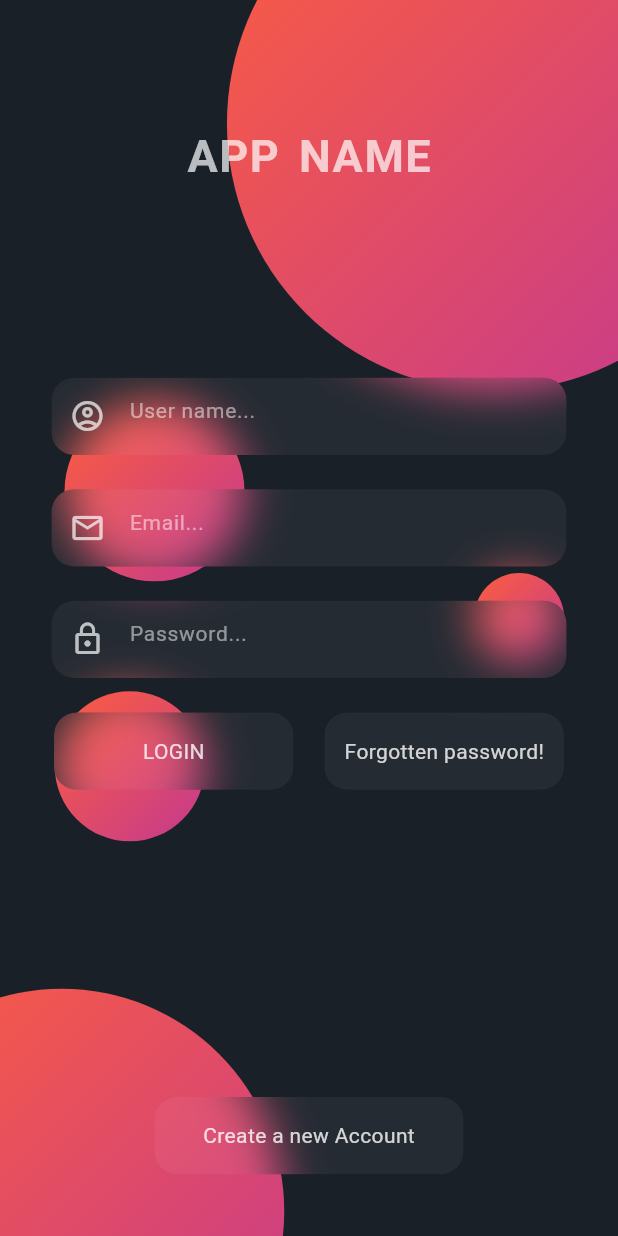
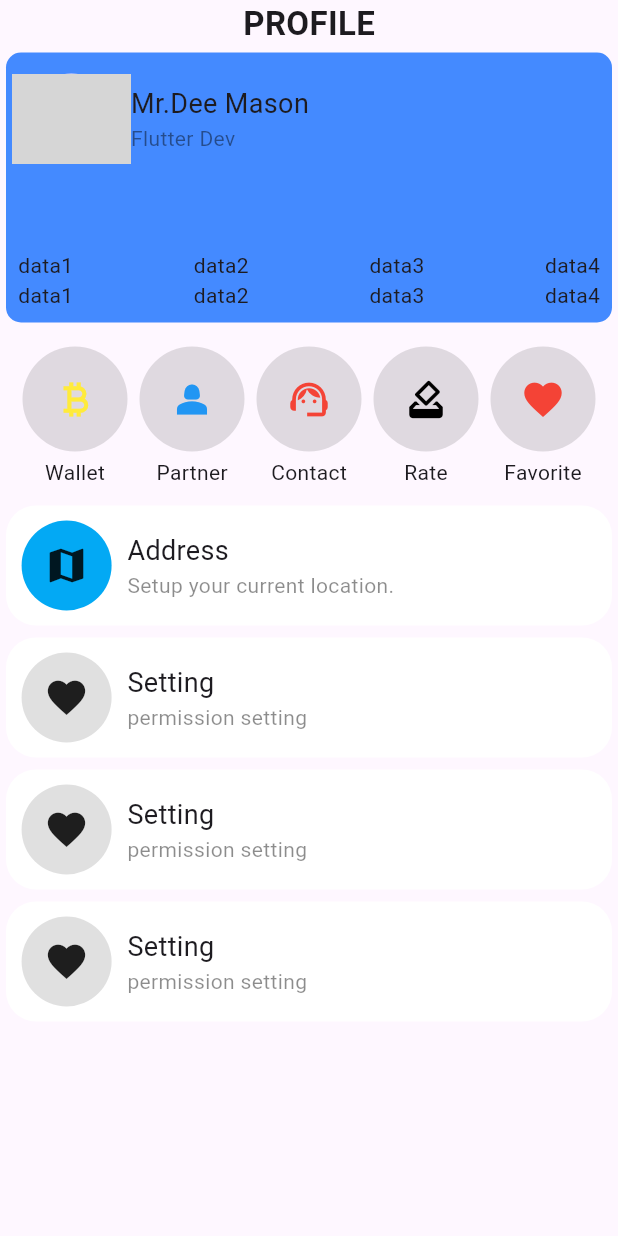
Before and after one commit to PHANNA11/animetion_ui_login, a Flutter app: the screen it shows after launch, on a phone screen of 412 x 824 dp. Run offline on Flutter 3.47's test engine with Material 3 defaults, Android fonts, the phone set to English and light mode, and no system bars; our stand-ins replace carousel_slider, fluttertoast; network calls fail; grey boxes are pictures that could not be loaded.

Commit message:
profile screen

```diff
--- a/lib/main.dart
+++ b/lib/main.dart
@@ -1,8 +1,13 @@
 import 'package:flutter/material.dart';
 import 'package:flutter/services.dart';
 import 'package:mobile_app/animetion_ui.dart';
+import 'package:mobile_app/camera_screen.dart';
 import 'package:mobile_app/form_input.dart';
 import 'package:mobile_app/home_page.dart';
+import 'package:mobile_app/pages/profile_page_screen.dart';
+
+import 'home_ui.dart';
+import 'shop/profile/profile_screen.dart';
 
 void main() {
   runApp(const MyApp());
@@ -21,11 +26,12 @@ class MyApp extends StatelessWidget {
   Widget build(BuildContext context) {
     return MaterialApp(
       title: 'Flutter Demo',
+      debugShowCheckedModeBanner: false,
       theme: ThemeData(
         colorScheme: ColorScheme.fromSeed(seedColor: Colors.deepPurple),
         useMaterial3: true,
       ),
-      home: HomePage(),
+      home: ProfileScreen(),
     );
   }
 }
--- /dev/null
+++ b/lib/shop/profile/category_model.dart
@@ -0,0 +1,21 @@
+import 'package:flutter/material.dart';
+
+class CategoryModel {
+  String? title;
+  IconData? icon;
+  Color? color;
+  CategoryModel({
+    this.title,
+    this.icon,
+    this.color,
+  });
+}
+
+List<CategoryModel> listCategoryIcon = [
+  CategoryModel(
+      title: 'Wallet', icon: Icons.currency_bitcoin, color: Colors.yellow),
+  CategoryModel(title: 'Partner', icon: Icons.person_2, color: Colors.blue),
+  CategoryModel(title: 'Contact', icon: Icons.support_agent, color: Colors.red),
+  CategoryModel(title: 'Rate', icon: Icons.how_to_vote, color: Colors.black),
+  CategoryModel(title: 'Favorite', icon: Icons.favorite, color: Colors.red)
+];
--- /dev/null
+++ b/lib/shop/profile/profile_screen.dart
@@ -0,0 +1,188 @@
+import 'package:flutter/material.dart';
+import 'package:mobile_app/shop/profile/category_model.dart';
+
+class ProfileScreen extends StatelessWidget {
+  ProfileScreen({super.key});
+  var data = listCategoryIcon;
+  @override
+  Widget build(BuildContext context) {
+    return Scaffold(
+      body: SafeArea(
+        child: Column(
+          crossAxisAlignment: CrossAxisAlignment.center,
+          children: [
+            Text(
+              'PROFILE',
+              style: TextStyle(fontWeight: FontWeight.bold, fontSize: 22),
+            ),
+            builProfileCard(),
+            buildCategoryIcon(list: data),
+            settingCard(
+                title: 'Address',
+                subTitle: 'Setup your current location.',
+                icon: Icons.map,
+                colors: Colors.lightBlue),
+            settingCard(),
+            settingCard(),
+            settingCard(),
+          ],
+        ),
+      ),
+    );
+  }
+
+  Widget builProfileCard() {
+    return Container(
+      margin: EdgeInsets.all(4),
+      height: 180,
+      width: double.infinity,
+      decoration: BoxDecoration(
+          borderRadius: BorderRadius.circular(10), color: Colors.blueAccent),
+      child: Column(
+        mainAxisAlignment: MainAxisAlignment.spaceBetween,
+        children: [
+          Container(
+            margin: EdgeInsets.all(4),
+            height: 80,
+            width: double.infinity,
+            child: Row(
+              children: [
+                Expanded(
+                  child: CircleAvatar(
+                    maxRadius: 30,
+                    backgroundImage: NetworkImage(
+                        'https://images.pexels.com/photos/14653174/pexels-photo-14653174.jpeg'),
+                  ),
+                ),
+                Expanded(
+                  flex: 4,
+                  child: Column(
+                    crossAxisAlignment: CrossAxisAlignment.start,
+                    mainAxisAlignment: MainAxisAlignment.center,
+                    children: [
+                      Text(
+                        'Mr.Dee Mason',
+                        style: TextStyle(fontSize: 18),
+                      ),
+                      Text('Flutter Dev',
+                          style: TextStyle(color: Colors.black45)),
+                    ],
+                  ),
+                )
+              ],
+            ),
+          ),
+          Padding(
+            padding: const EdgeInsets.all(8.0),
+            child: Column(
+              children: [
+                Row(
+                  mainAxisAlignment: MainAxisAlignment.spaceBetween,
+                  children: [
+                    Text('data1'),
+                    Text('data2'),
+                    Text('data3'),
+                    Text('data4')
+                  ],
+                ),
+                Row(
+                  mainAxisAlignment: MainAxisAlignment.spaceBetween,
+                  children: [
+                    Text('data1'),
+                    Text('data2'),
+                    Text('data3'),
+                    Text('data4')
+                  ],
+                )
+              ],
+            ),
+          )
+        ],
+      ),
+    );
+  }
+
+  Widget buildCategoryIcon({required List<CategoryModel> list}) {
+    return Padding(
+      padding: const EdgeInsets.all(8.0),
+      child: SingleChildScrollView(
+        scrollDirection: Axis.horizontal,
+        child: Row(
+          mainAxisAlignment: MainAxisAlignment.spaceBetween,
+          children: [
+            for (int i = 0; i < list.length; i++)
+              categoryIcon(categoryModel: list[i])
+          ],
+        ),
+      ),
+    );
+  }
+
+  Widget categoryIcon({CategoryModel? categoryModel}) {
+    return Column(
+      children: [
+        Container(
+          margin: EdgeInsets.all(4),
+          height: 70,
+          width: 70,
+          decoration:
+              BoxDecoration(color: Colors.black12, shape: BoxShape.circle),
+          child: Center(
+            child: Icon(
+              categoryModel!.icon ?? Icons.favorite,
+              size: 30,
+              color: categoryModel.color ?? Colors.black,
+            ),
+          ),
+        ),
+        Text(categoryModel.title ?? 'Icons')
+      ],
+    );
+  }
+
+  Widget settingCard(
+      {String? title, String? subTitle, IconData? icon, Color? colors}) {
+    return Container(
+      margin: EdgeInsets.all(4),
+      height: 80,
+      width: double.infinity,
+      decoration: BoxDecoration(
+        borderRadius: BorderRadius.circular(20),
+        color: Colors.white,
+      ),
+      child: Row(
+        children: [
+          Expanded(
+            child: Container(
+              height: 60,
+              width: 60,
+              decoration: BoxDecoration(
+                  color: colors ?? Colors.black12, shape: BoxShape.circle),
+              child: Center(
+                child: Icon(
+                  icon ?? Icons.favorite,
+                  size: 30,
+                ),
+              ),
+            ),
+          ),
+          Expanded(
+            flex: 4,
+            child: Column(
+              crossAxisAlignment: CrossAxisAlignment.start,
+              mainAxisAlignment: MainAxisAlignment.center,
+              children: [
+                Text(
+                  title ?? 'Setting',
+                  style: TextStyle(fontSize: 18),
+                ),
+                Text(subTitle ?? 'permission setting',
+                    style: TextStyle(color: Colors.black45)),
+              ],
+            ),
+          )
+        ],
+      ),
+    );
+  }
+}
--- a/pubspec.yaml
+++ b/pubspec.yaml
@@ -2,7 +2,7 @@ name: mobile_app
 description: "A new Flutter project."
 # The following line prevents the package from being accidentally published to
 # pub.dev using `flutter pub publish`. This is preferred for private packages.
-publish_to: 'none' # Remove this line if you wish to publish to pub.dev
+publish_to: "none" # Remove this line if you wish to publish to pub.dev
 
 # The following defines the version and build number for your application.
 # A version number is three numbers separated by dots, like 1.2.43
@@ -35,6 +35,9 @@ dependencies:
   # Use with the CupertinoIcons class for iOS style icons.
   cupertino_icons: ^1.0.8
   fluttertoast: ^8.2.10
+  carousel_slider: ^5.0.0
+  image_picker: ^1.0.7
+  responsive_framework: ^1.5.1
 
 dev_dependencies:
   flutter_test:
@@ -52,7 +55,6 @@ dev_dependencies:
 
 # The following section is specific to Flutter packages.
 flutter:
-
   # The following line ensures that the Material Icons font is
   # included with your application, so that you can use the icons in
   # the material Icons class.
```
Also changed, not shown: lib/camera_screen.dart (added, +45 -0 lines), lib/form_input.dart (+19 -12 lines), lib/home_ui.dart (added, +80 -0 lines), lib/pages/home_page_screen.dart (added, +41 -0 lines), lib/pages/profile_page_screen.dart (added, +12 -0 lines), pubspec.lock, 10 other files.
